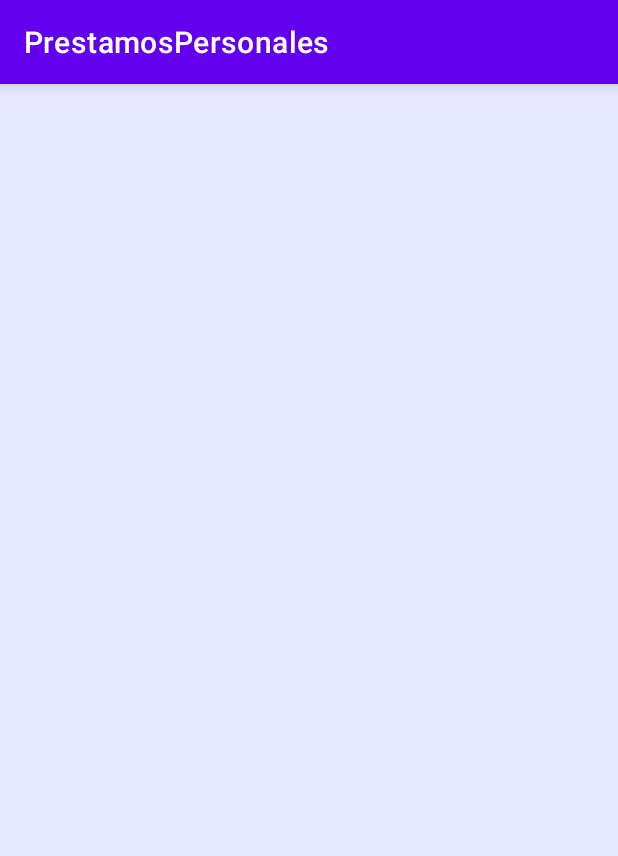
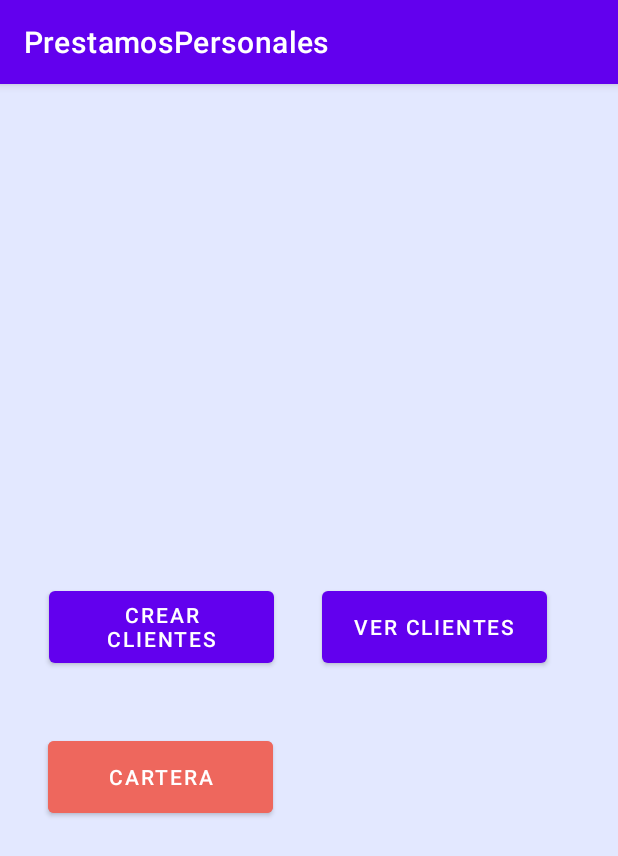
Before and after one commit to k-1-e/PrestamosPersonales, an Android app: the Bienvenida screen opened directly, with no data from a screen before it, on a phone screen of 412 x 824 dp. Shown: the top 856 px of the screen. Run offline under Robolectric (Android 15) with nearby library versions, the phone set to English and light mode, and no system bars.

Commit message:
trabajando la seccion de la cartera donde tendre ahorado mi capital

```diff
--- a/app/src/main/java/net/larntech/prestamospersonales/Bienvenida.kt
+++ b/app/src/main/java/net/larntech/prestamospersonales/Bienvenida.kt
@@ -1,5 +1,6 @@
 package net.larntech.prestamospersonales
 
+import android.content.Intent
 import androidx.appcompat.app.AppCompatActivity
 import android.os.Bundle
 
@@ -8,4 +9,16 @@ class Bienvenida : AppCompatActivity() {
         super.onCreate(savedInstanceState)
         setContentView(R.layout.activity_bienvenida)
     }
+    fun agregarClientes(view: android.view.View) {
+        val intent = Intent(this, NuevoCliente::class.java)
+
+        startActivity(intent)
+    }
+
+    fun verClientes(view: android.view.View) {
+        val intent = Intent(this, Principal::class.java)
+
+        startActivity(intent)
+    }
+
 }
--- a/app/src/main/java/net/larntech/prestamospersonales/Cliente.kt
+++ b/app/src/main/java/net/larntech/prestamospersonales/Cliente.kt
@@ -8,7 +8,8 @@ import java.io.Serializable
 class Cliente(
     val nombre:String,
     val cantidadprestada: Double,
-    val descripcion: String,
+    val direccion: String,
+    val telefono: Int,
     @PrimaryKey(autoGenerate = true)
     var idCliente: Int = 0
 ) : Serializable
--- a/app/src/main/java/net/larntech/prestamospersonales/ClientesAdapter.kt
+++ b/app/src/main/java/net/larntech/prestamospersonales/ClientesAdapter.kt
@@ -18,7 +18,8 @@ class ClienteAdapter(private val mContext: Context, private val listaClientes:Li
 
        layout.nombre.text = cliente.nombre
        layout.cantidadprestada.text ="$${cliente.cantidadprestada}"
-      // layout.imagen.setImageResource(cliente.imagen)
+
+     //  layout.imagen.setImageResource(cliente.imagen)
 
        return layout
 
--- a/app/src/main/java/net/larntech/prestamospersonales/MainActivity.kt
+++ b/app/src/main/java/net/larntech/prestamospersonales/MainActivity.kt
@@ -20,7 +20,7 @@ class MainActivity : AppCompatActivity() {
         var usuario = findViewById<EditText>(R.id.EditUsuario).text.toString();
         var contraseña = findViewById<EditText>(R.id.EditContraseña).text.toString();
         if (usuario == "Kevin" && contraseña == "1351") {
-            val intent = Intent(this, Principal::class.java)
+            val intent = Intent(this, Bienvenida::class.java)
             startActivity(intent)
         } else {
 
--- a/app/src/main/java/net/larntech/prestamospersonales/Principal.kt
+++ b/app/src/main/java/net/larntech/prestamospersonales/Principal.kt
@@ -40,10 +40,6 @@ class Principal : AppCompatActivity() {
 
 
     }
-    fun agregar(view: android.view.View) {
-        val intent = Intent(this, NuevoCliente::class.java)
 
-        startActivity(intent)
-    }
 
 }
--- a/app/src/main/res/layout/activity_bienvenida.xml
+++ b/app/src/main/res/layout/activity_bienvenida.xml
@@ -7,4 +7,45 @@
     android:background="#398297FF"
     tools:context=".Bienvenida">
 
+
+    <Button
+        android:id="@+id/agregarCliente"
+        android:layout_width="150dp"
+        android:layout_height="60dp"
+        android:layout_marginTop="332dp"
+        android:onClick="verClientes"
+        android:shadowColor="#EC0C0C"
+        android:text="Ver Clientes"
+        app:layout_constraintEnd_toEndOf="parent"
+        app:layout_constraintHorizontal_bias="0.819"
+        app:layout_constraintStart_toStartOf="parent"
+        app:layout_constraintTop_toTopOf="parent"
+        app:strokeColor="#E11919" />
+
+    <Button
+        android:id="@+id/verClientes"
+        android:layout_width="150dp"
+        android:layout_height="60dp"
+        android:layout_marginTop="332dp"
+        android:layout_marginEnd="32dp"
+        android:onClick="agregarClientes"
+        android:shadowColor="#EC0C0C"
+        android:text="Crear Clientes"
+        app:layout_constraintEnd_toStartOf="@+id/agregarCliente"
+        app:layout_constraintTop_toTopOf="parent"
+        app:strokeColor="#E11919" />
+
+    <Button
+        android:id="@+id/button"
+        android:layout_width="150dp"
+        android:layout_height="60sp"
+        android:layout_marginTop="40dp"
+        android:text="Cartera"
+        android:backgroundTint="#E4EF665C"
+        app:layout_constraintEnd_toEndOf="parent"
+        app:layout_constraintHorizontal_bias="0.122"
+        app:layout_constraintStart_toStartOf="parent"
+        app:layout_constraintTop_toBottomOf="@+id/verClientes" />
+
+
 </androidx.constraintlayout.widget.ConstraintLayout>
```
Also changed, not shown: app/src/main/java/net/larntech/prestamospersonales/ClienteActivity.kt (+6 -2 lines), app/src/main/java/net/larntech/prestamospersonales/NuevoCliente.kt (+5 -12 lines), app/src/main/res/layout/activity_cliente.xml (+10 -9 lines), app/src/main/res/layout/activity_nuevo_cliente.xml (+26 -11 lines), app/src/main/res/layout/activity_principal.xml (+0 -15 lines), app/src/main/res/layout/item_cliente.xml (+14 -41 lines).
